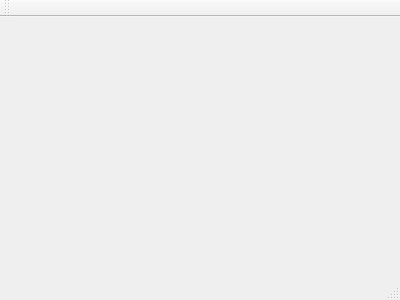
Mrjarkos/2019_1_d3_prc4_CabuyaAlberto_C-rdenasJavier_RoncancioBrayan, file Bank/bankofficial.ui: the form before one commit.
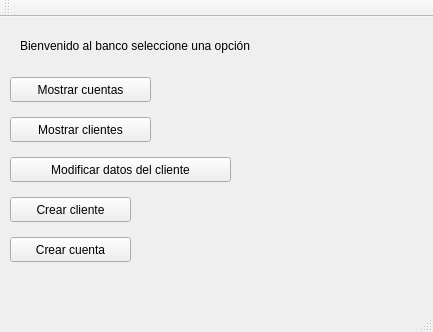
The form after the commit.

The edit to the form file:
```diff
--- a/Bank/bankofficial.ui
+++ b/Bank/bankofficial.ui
@@ -1,24 +1,118 @@
 <ui version="4.0">
  <class>BankOfficial</class>
- <widget class="QMainWindow" name="BankOfficial" >
-  <property name="geometry" >
+ <widget class="QMainWindow" name="BankOfficial">
+  <property name="geometry">
    <rect>
     <x>0</x>
     <y>0</y>
-    <width>400</width>
-    <height>300</height>
+    <width>433</width>
+    <height>332</height>
    </rect>
   </property>
   <property name="windowTitle" >
    <string>BankOfficial</string>
   </property>
-  <widget class="QMenuBar" name="menuBar" />
-  <widget class="QToolBar" name="mainToolBar" />
-  <widget class="QWidget" name="centralWidget" />
-  <widget class="QStatusBar" name="statusBar" />
+  <widget class="QWidget" name="centralWidget">
+   <widget class="QLabel" name="label">
+    <property name="geometry">
+     <rect>
+      <x>20</x>
+      <y>20</y>
+      <width>341</width>
+      <height>17</height>
+     </rect>
+    </property>
+    <property name="text">
+     <string>Bienvenido al banco seleccione una opción</string>
+    </property>
+   </widget>
+   <widget class="QPushButton" name="Mostrarcuentas">
+    <property name="geometry">
+     <rect>
+      <x>10</x>
+      <y>60</y>
+      <width>141</width>
+      <height>25</height>
+     </rect>
+    </property>
+    <property name="text">
+     <string>Mostrar cuentas</string>
+    </property>
+   </widget>
+   <widget class="QPushButton" name="Mostrarclientes">
+    <property name="geometry">
+     <rect>
+      <x>10</x>
+      <y>100</y>
+      <width>141</width>
+      <height>25</height>
+     </rect>
+    </property>
+    <property name="text">
+     <string>Mostrar clientes</string>
+    </property>
+   </widget>
+   <widget class="QPushButton" name="Modificardata">
+    <property name="geometry">
+     <rect>
+      <x>10</x>
+      <y>140</y>
+      <width>221</width>
+      <height>25</height>
+     </rect>
+    </property>
+    <property name="text">
+     <string>Modificar datos del cliente</string>
+    </property>
+   </widget>
+   <widget class="QPushButton" name="Crearcliente">
+    <property name="geometry">
+     <rect>
+      <x>10</x>
+      <y>180</y>
+      <width>121</width>
+      <height>25</height>
+     </rect>
+    </property>
+    <property name="text">
+     <string>Crear cliente</string>
+    </property>
+   </widget>
+   <widget class="QPushButton" name="Crearcuenta">
+    <property name="geometry">
+     <rect>
+      <x>10</x>
+      <y>220</y>
+      <width>121</width>
+      <height>25</height>
+     </rect>
+    </property>
+    <property name="text">
+     <string>Crear cuenta</string>
+    </property>
+   </widget>
+  </widget>
+  <widget class="QMenuBar" name="menuBar">
+   <property name="geometry">
+    <rect>
+     <x>0</x>
+     <y>0</y>
+     <width>433</width>
+     <height>22</height>
+    </rect>
+   </property>
+  </widget>
+  <widget class="QToolBar" name="mainToolBar">
+   <attribute name="toolBarArea">
+    <enum>TopToolBarArea</enum>
+   </attribute>
+   <attribute name="toolBarBreak">
+    <bool>false</bool>
+   </attribute>
+  </widget>
+  <widget class="QStatusBar" name="statusBar"/>
  </widget>
- <layoutDefault spacing="6" margin="11" />
- <pixmapfunction></pixmapfunction>
+ <layoutdefault spacing="6" margin="11"/>
  <resources/>
  <connections/>
 </ui>
```
Left out of the diff: 3 changed lines with no effect on the pictures.
